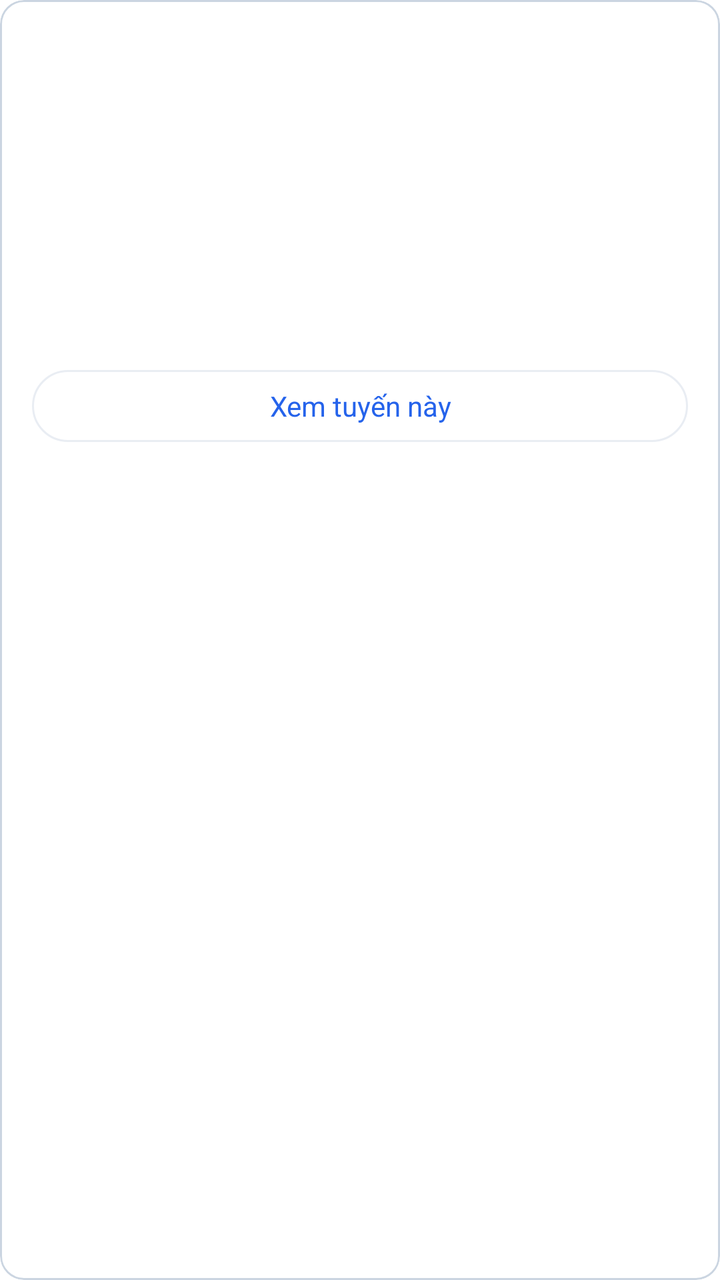
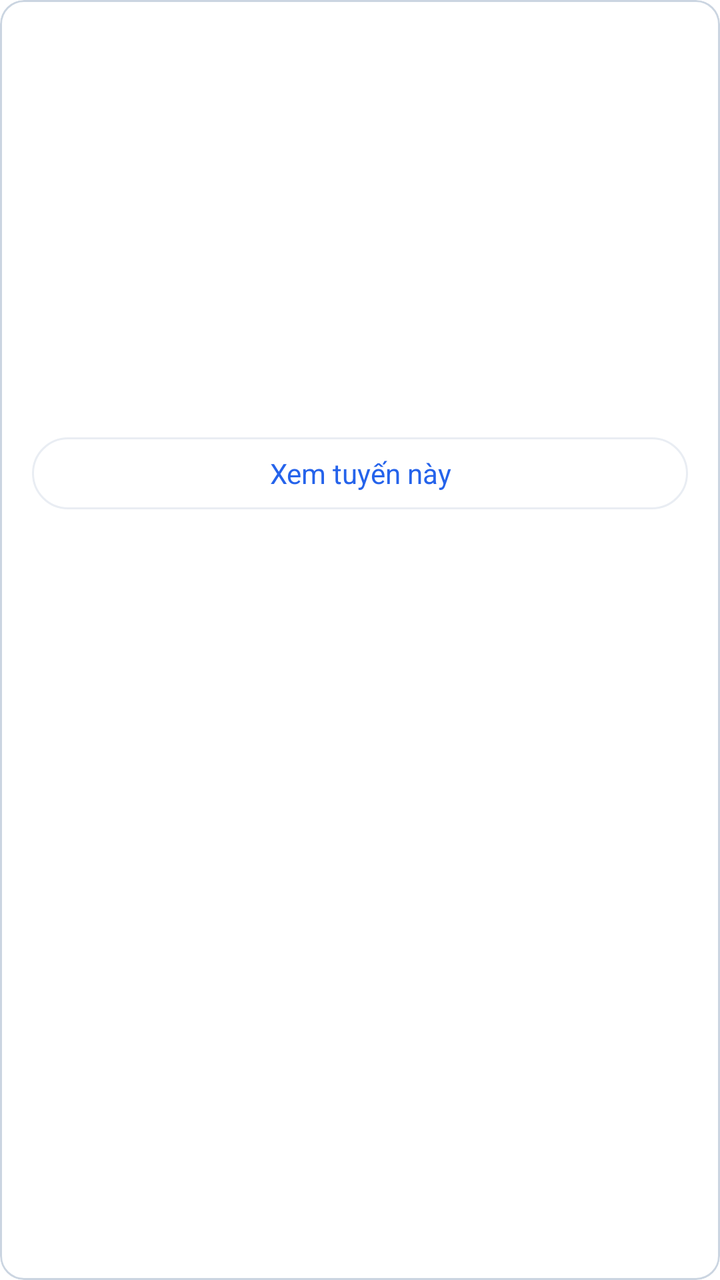

Two renders of the same Android screen: before a commit and after it. Below are the layout's source before the change and the commit's diff.
<!-- AndroidManifest.xml: application theme Theme.SafeRoute -->
<!-- res/layout/item_route.xml -->
<com.google.android.material.card.MaterialCardView xmlns:android="http://schemas.android.com/apk/res/android" xmlns:app="http://schemas.android.com/apk/res-auto"
android:layout_width="match_parent" android:layout_height="wrap_content" android:layout_marginBottom="12dp" app:cardCornerRadius="12dp" app:cardElevation="0dp" app:strokeWidth="1dp" app:strokeColor="@color/outline">
<LinearLayout android:layout_width="match_parent" android:layout_height="wrap_content" android:orientation="vertical" android:padding="16dp">
<TextView android:id="@+id/name" android:layout_width="match_parent" android:layout_height="wrap_content" android:textAppearance="@style/TextAppearance.MaterialComponents.Headline6" android:textColor="@color/ink"/>
<TextView android:id="@+id/recommended" android:layout_width="match_parent" android:layout_height="wrap_content" android:layout_marginTop="8dp" android:text="@string/recommended" android:textAppearance="@style/Text.SafeRoute.Body" android:textColor="@color/primary" android:textStyle="bold" android:visibility="gone"/>
<TextView android:id="@+id/metrics" android:layout_width="match_parent" android:layout_height="wrap_content" android:layout_marginTop="12dp" android:textAppearance="@style/Text.SafeRoute.Body"/>
<TextView android:id="@+id/risk" android:layout_width="match_parent" android:layout_height="wrap_content" android:layout_marginTop="8dp" android:textAppearance="@style/Text.SafeRoute.Body" android:textStyle="bold"/>
<TextView android:id="@+id/hazards" android:layout_width="match_parent" android:layout_height="wrap_content" android:layout_marginTop="8dp" android:textAppearance="@style/Text.SafeRoute.Note"/>
<TextView android:id="@+id/reason" android:layout_width="match_parent" android:layout_height="wrap_content" android:layout_marginTop="12dp" android:textAppearance="@style/Text.SafeRoute.Body"/>
<com.google.android.material.button.MaterialButton android:textAllCaps="false" android:id="@+id/select" style="@style/Widget.SafeRoute.Secondary" android:layout_width="match_parent" android:layout_height="wrap_content" android:layout_marginTop="12dp" android:minHeight="48dp" android:text="@string/view_route" android:letterSpacing="0"/>
</LinearLayout>
</com.google.android.material.card.MaterialCardView>
<!-- resources referenced by this layout -->
<resources>
  <color name="ink">#0F172A</color>
  <color name="outline">#CBD5E1</color>
  <color name="primary">#2563EB</color>
  <string name="recommended">Được đề xuất</string>
  <string name="view_route">Xem tuyến này</string>
  <style name="Text.SafeRoute.Body" parent="TextAppearance.MaterialComponents.Body1">
          <item name="android:fontFamily">sans-serif</item>
          <item name="fontFamily">sans-serif</item>
          <item name="android:textColor">@color/ink</item>
      </style>
  <style name="Text.SafeRoute.Note" parent="TextAppearance.MaterialComponents.Body2">
          <item name="android:fontFamily">sans-serif</item>
          <item name="fontFamily">sans-serif</item>
          <item name="android:textColor">@color/muted</item>
      </style>
  <style name="Widget.SafeRoute.Secondary" parent="Widget.MaterialComponents.Button.OutlinedButton">
  <item name="cornerRadius">28dp</item><item name="android:minHeight">52dp</item><item name="android:textAllCaps">false</item><item name="android:letterSpacing">0</item><item name="android:textSize">14sp</item><item name="strokeColor">@color/soft_line</item><item name="backgroundTint">@color/surface</item><item name="android:stateListAnimator">@null</item><item name="android:elevation">0dp</item>
  </style>
  <style name="Theme.SafeRoute" parent="Theme.SafeRoute.Base" />
  <color name="muted">#596579</color>
  <color name="soft_line">#E9EDF3</color>
  <color name="surface">#FFFFFF</color>
  <style name="Theme.SafeRoute.Base" parent="Theme.MaterialComponents.DayNight.NoActionBar">
          <item name="colorPrimary">@color/primary</item>
          <item name="materialButtonStyle">@style/Widget.SafeRoute.Button</item>
          <item name="colorPrimaryVariant">@color/primary</item>
          <item name="colorOnPrimary">@color/on_primary</item>
          <item name="colorSecondary">@color/primary</item>
          <item name="colorOnSecondary">@color/on_primary</item>
          <item name="colorSurface">@color/surface</item>
          <item name="colorOnSurface">@color/ink</item>
          <item name="colorError">@color/error</item>
          <item name="android:colorBackground">@color/background</item>
          <item name="android:textColorPrimary">@color/ink</item>
          <item name="android:textColorSecondary">@color/muted</item>
          <item name="android:fontFamily">sans-serif</item>
          <item name="fontFamily">sans-serif</item>
          <item name="android:statusBarColor">@color/background</item>
          <item name="android:navigationBarColor">@color/background</item>
          <item name="android:windowLightStatusBar">@bool/light_system_bars</item>
      </style>
  <style name="Widget.SafeRoute.Button" parent="Widget.SafeRoute.Primary" />
  <color name="on_primary">#FFFFFF</color>
  <color name="error">#B91C1C</color>
  <color name="background">#FFFFFF</color>
  <style name="Widget.SafeRoute.Primary" parent="Widget.MaterialComponents.Button">
  <item name="cornerRadius">28dp</item><item name="android:minHeight">56dp</item><item name="android:textAllCaps">false</item><item name="android:fontFamily">sans-serif</item><item name="android:textSize">14sp</item><item name="android:letterSpacing">0.01</item><item name="android:insetTop">4dp</item><item name="android:insetBottom">4dp</item><item name="elevation">3dp</item>
  </style>
</resources>

<!-- the commit's change to res/layout/item_route.xml (unified diff, before → after) -->
@@ -6,6 +6,7 @@ android:layout_width="match_parent" android:layout_height="wrap_content" android
 <TextView android:id="@+id/metrics" android:layout_width="match_parent" android:layout_height="wrap_content" android:layout_marginTop="12dp" android:textAppearance="@style/Text.SafeRoute.Body"/>
 <TextView android:id="@+id/risk" android:layout_width="match_parent" android:layout_height="wrap_content" android:layout_marginTop="8dp" android:textAppearance="@style/Text.SafeRoute.Body" android:textStyle="bold"/>
 <TextView android:id="@+id/hazards" android:layout_width="match_parent" android:layout_height="wrap_content" android:layout_marginTop="8dp" android:textAppearance="@style/Text.SafeRoute.Note"/>
+<TextView android:id="@+id/nearby" android:layout_width="match_parent" android:layout_height="wrap_content" android:layout_marginTop="12dp" android:textAppearance="@style/Text.SafeRoute.Body"/>
 <TextView android:id="@+id/reason" android:layout_width="match_parent" android:layout_height="wrap_content" android:layout_marginTop="12dp" android:textAppearance="@style/Text.SafeRoute.Body"/>
 <com.google.android.material.button.MaterialButton android:textAllCaps="false" android:id="@+id/select" style="@style/Widget.SafeRoute.Secondary" android:layout_width="match_parent" android:layout_height="wrap_content" android:layout_marginTop="12dp" android:minHeight="48dp" android:text="@string/view_route" android:letterSpacing="0"/>
 </LinearLayout>
